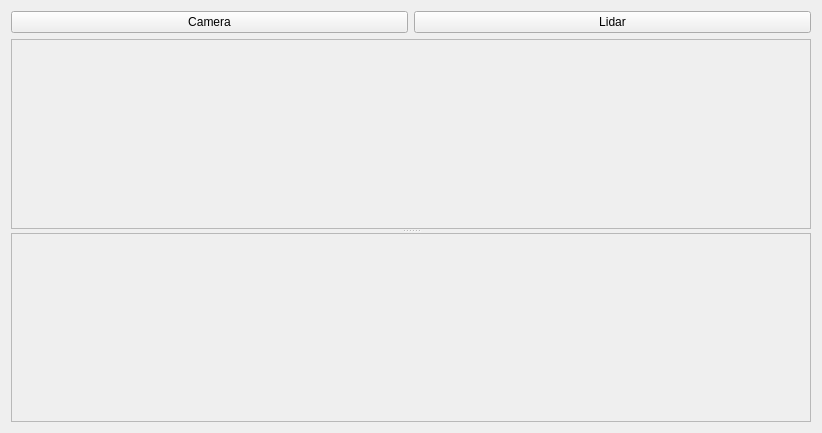
Before: the Qt Designer form room_concept/src/localUI.ui in robocomp/active_inference, drawn with Qt 5.
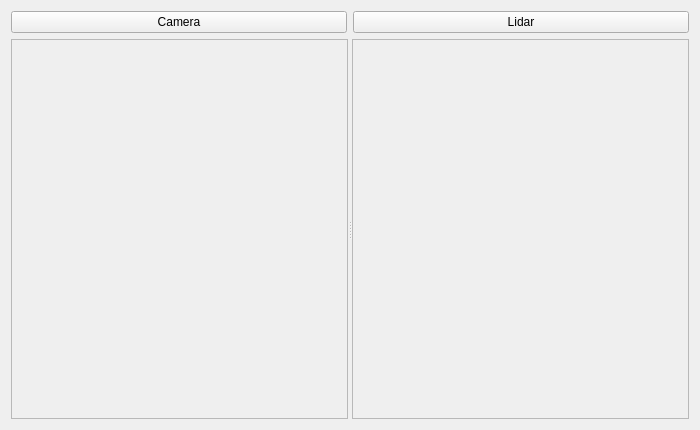
After: the same form once the commit is applied.

The edit to the form file:
```diff
--- a/room_concept/src/localUI.ui
+++ b/room_concept/src/localUI.ui
@@ -6,8 +6,8 @@
    <rect>
     <x>0</x>
     <y>0</y>
-    <width>822</width>
-    <height>433</height>
+    <width>700</width>
+    <height>430</height>
    </rect>
   </property>
   <property name="windowTitle">
@@ -47,7 +47,7 @@
    <item>
     <widget class="QSplitter" name="splitter">
      <property name="orientation">
-      <enum>Qt::Vertical</enum>
+      <enum>Qt::Horizontal</enum>
      </property>
      <widget class="QFrame" name="frame">
       <property name="frameShape">
```
